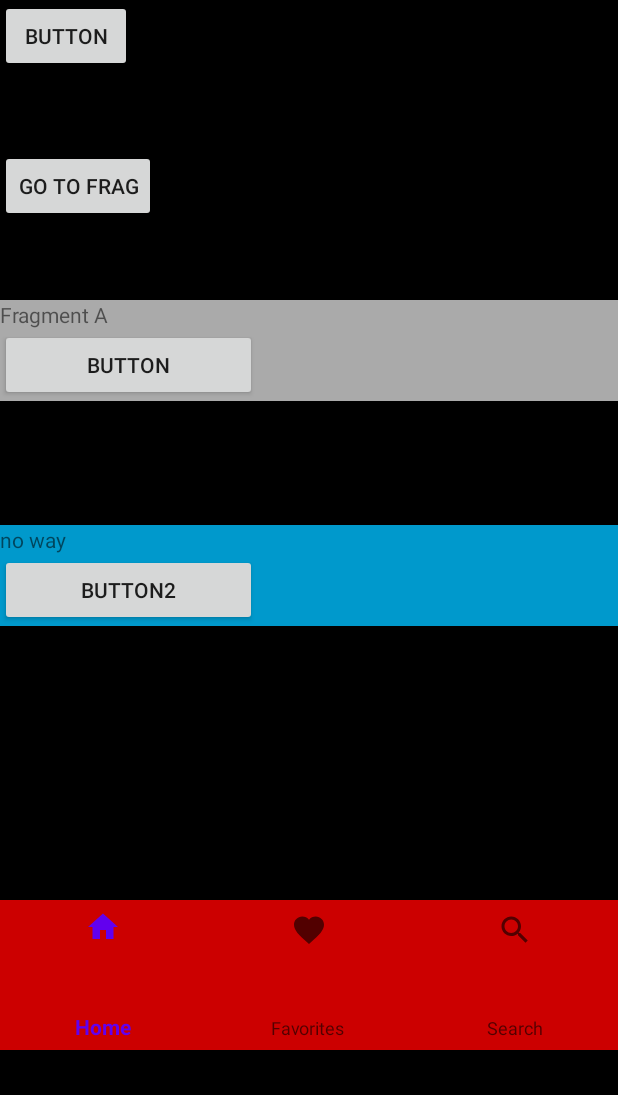
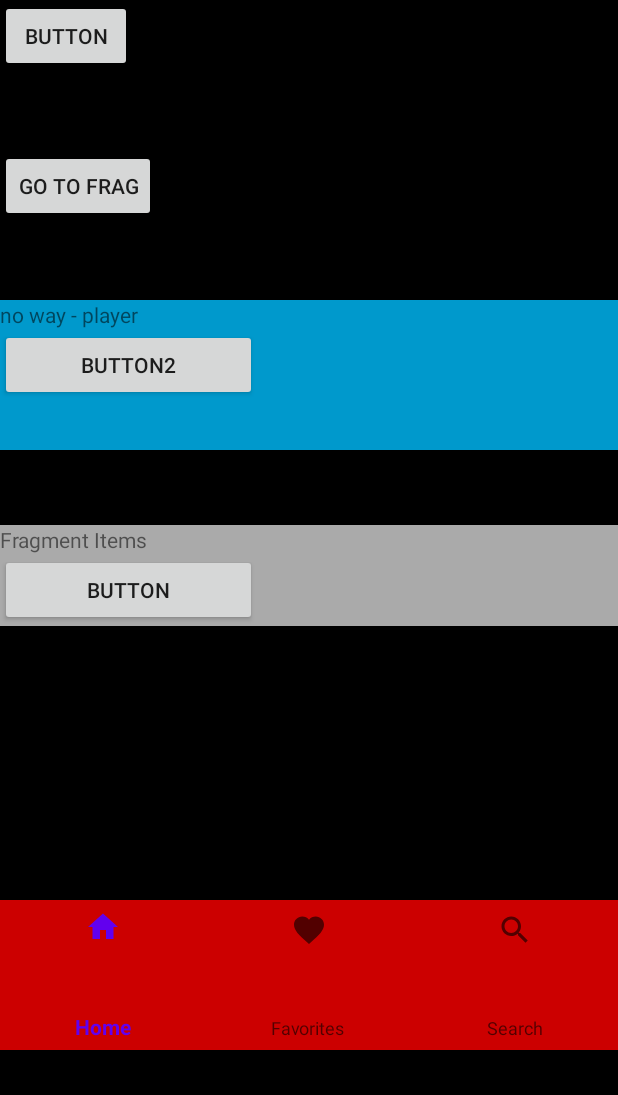
Before and after one commit to Brodski/MediaPlayer, an Android app: the screen it shows after launch (MainActivity), after a tap on "GO TO FRAG", on a phone screen of 412 x 824 dp, the part 84-1179 px from its top. Run offline under Robolectric (Android 15) with nearby library versions, the phone set to English and light mode, and no system bars; plain views replace PlayerView; 7 statements that could not run were skipped.

Commit message:
removed improper frag to frag comms

```diff
--- a/app/src/main/java/com/example/mediaplayer/ItemsFragment.kt
+++ b/app/src/main/java/com/example/mediaplayer/ItemsFragment.kt
@@ -24,40 +24,24 @@ private const val ARG_PARAM2 = "param2"
  * create an instance of this fragment.
  */
 class ItemsFragment : Fragment() {
-    private var listener: FragmentItemsListener? = null
+
     private lateinit var textView: TextView
     private lateinit var btnOkay: Button
 
-    interface FragmentItemsListener {
-        fun onInputItemsSent(input: CharSequence)
-    }
-
-    @Throws(IOException::class)
     override fun onAttach(context: Context) {
         super.onAttach(context)
-        Log.e(TAG, "onAttach() Items")
-        if (context is FragmentItemsListener) {
-            listener = context as FragmentItemsListener
-        } else {
-            throw RuntimeException(context.toString() + "must implement FragmentItemsListener")
-        }
     }
 
     override fun onCreate(savedInstanceState: Bundle?) {
         super.onCreate(savedInstanceState)
         Log.e(TAG, "onCreate() Items")
-
     }
 
     override fun onDetach() {
         super.onDetach()
-        listener = null
+      //  listener = null
     }
 
-    fun updateEditTest(newText: CharSequence){
-        Log.e(TAG ,"recieved soemthing")
-        Log.e(TAG , newText.toString())
-    }
 
     override fun onCreateView( inflater: LayoutInflater, container: ViewGroup?, savedInstanceState: Bundle? ): View? {
         // Inflate the layout for this fragment
--- a/app/src/main/java/com/example/mediaplayer/MainActivity.kt
+++ b/app/src/main/java/com/example/mediaplayer/MainActivity.kt
@@ -42,7 +42,7 @@ import java.io.File
 // https://codelabs.developers.google.com/codelabs/exoplayer-intro/#2
 // Notification
 // https://dev.to/mgazar_/playing-local-and-remote-media-files-on-android-using-exoplayer-g3a
-class MainActivity : AppCompatActivity(), IMainActivity, ItemsFragment.FragmentItemsListener, VideoFragment.FragmentItemsListener {
+class MainActivity : AppCompatActivity(), IMainActivity {
 
     data class AudioFile(val uri: Uri,
                          val title: String,
@@ -67,15 +67,11 @@ class MainActivity : AppCompatActivity(), IMainActivity, ItemsFragment.FragmentI
 
     lateinit var fragmentContainer: FrameLayout
     lateinit var itemsFragment: ItemsFragment
-    lateinit var videoFragment: VideoFragment
+    lateinit var playerFragment: PlayerFragment
     lateinit var btnFrag: Button
-
-
     //lateinit var mIMainActivity: IMainActivity
 
     companion object { const val TAG = "MainActivity" }
-
-
 
     private val connection = object : ServiceConnection {
         override fun onServiceConnected(name: ComponentName?, service: IBinder?) {
@@ -142,7 +138,7 @@ class MainActivity : AppCompatActivity(), IMainActivity, ItemsFragment.FragmentI
 
         //multi fragments
         itemsFragment = ItemsFragment.newInstance("pp1,", "pp2")
-        videoFragment = VideoFragment.newInstance("pp1,", "pp2")
+        playerFragment = PlayerFragment.newInstance("pp1,", "pp2")
 
         // https://stackoverflow.com/questions/23017767/communicate-with-foreground-service-android
         var intent: Intent = Intent(this, AudioPlayerService::class.java)
@@ -344,19 +340,12 @@ class MainActivity : AppCompatActivity(), IMainActivity, ItemsFragment.FragmentI
         // this object lets us put the fragment into the layout
         supportFragmentManager
             .beginTransaction()
-            .replace(R.id.container_a, itemsFragment)
-            .replace(R.id.container_b, videoFragment)
+            .replace(R.id.container_b, itemsFragment)
+            .replace(R.id.container_a, playerFragment)
+            //.replace(R.id.container_itmes, playerFragment)
             //.addToBackStack(itemsFragment.toString())
             .setTransition(FragmentTransaction.TRANSIT_FRAGMENT_OPEN)
             .commit()
-    }
-
-    override fun onInputOtherSent(input: CharSequence) {
-        itemsFragment.updateEditTest(input)
-    }
-
-    override fun onInputItemsSent(input: CharSequence) {
-        videoFragment.updateEditTest(input)
     }
 
     override fun inflateFragment(fragmentTag: String, message: String) {
@@ -365,7 +354,7 @@ class MainActivity : AppCompatActivity(), IMainActivity, ItemsFragment.FragmentI
             doFragmentTransaction(fragment, fragmentTag, true, message);
         }
         else if (fragmentTag == "fragment_b") {
-            var fragment: VideoFragment = VideoFragment()
+            var fragment: PlayerFragment = PlayerFragment()
             doFragmentTransaction(fragment, fragmentTag, true, message);
         }
     }
@@ -379,6 +368,7 @@ class MainActivity : AppCompatActivity(), IMainActivity, ItemsFragment.FragmentI
         supportFragmentManager
             .beginTransaction()
             .replace(R.id.container_a, fragment)
+//          .replace(tag, fragment)
 //          .addToBackStack()
             .commit()
     }
--- a/app/src/main/java/com/example/mediaplayer/VideoFragment.kt
+++ b/app/src/main/java/com/example/mediaplayer/PlayerFragment.kt
@@ -1,7 +1,6 @@
 package com.example.mediaplayer
 
 import android.content.Context
-import android.nfc.Tag
 import android.os.Bundle
 import android.util.Log
 import androidx.fragment.app.Fragment
@@ -10,7 +9,6 @@ import android.view.View
 import android.view.ViewGroup
 import android.widget.Button
 import android.widget.TextView
-import android.widget.Toast
 import java.io.IOException
 import java.lang.RuntimeException
 
@@ -23,33 +21,21 @@ private const val ARG_PARAM2 = "param2"
  * Use the [ItemsFragment.newInstance] factory method to
  * create an instance of this fragment.
  */
-class VideoFragment : Fragment() {
-    private var listener: FragmentItemsListener? = null
+class PlayerFragment : Fragment() {
+    //private var listener: FragmentItemsListener? = null
     private lateinit var textView: TextView
     private lateinit var btnOkay: Button
 
-    interface FragmentItemsListener {
-        fun onInputOtherSent(input: CharSequence)
-    }
-
-    @Throws(IOException::class)
     override fun onAttach(context: Context) {
         super.onAttach(context)
-        if (context is FragmentItemsListener) {
-            listener = context as FragmentItemsListener
-        } else {
-            throw RuntimeException(context.toString() + "must implement FragmentItemsListener")
-        }
     }
 
     override fun onCreate(savedInstanceState: Bundle?) {
         super.onCreate(savedInstanceState)
-
     }
 
     override fun onDetach() {
         super.onDetach()
-        listener = null
     }
 
     fun updateEditTest(newText: CharSequence){
@@ -59,14 +45,13 @@ class VideoFragment : Fragment() {
 
     override fun onCreateView( inflater: LayoutInflater, container: ViewGroup?, savedInstanceState: Bundle? ): View? {
         // Inflate the layout for this fragment
-        var v: View = inflater.inflate(R.layout.fragmentb, container, false)
+        var v: View = inflater.inflate(R.layout.fragment_player, container, false)
         textView = v.findViewById(R.id.fragTextIdB)
         btnOkay = v.findViewById(R.id.btnB)
 
-
         var bundle: Bundle = this.arguments!!
         var x: String = textView.text.toString()
-        var x2 = "no way"
+        var x2 = "no way - player "
         if (bundle.containsKey("keyOther")) {
             x2 = x + bundle?.getString("keyOther").toString()
         }
@@ -78,33 +63,20 @@ class VideoFragment : Fragment() {
         val btn:Button = v.findViewById(R.id.btnB) as Button
         btn.setOnClickListener {
             Log.e(TAG, "FRAG OTHER CLICK")
-//            var input: CharSequence = "other fragment" as CharSequence
-//            listener?.onInputOtherSent(input)
-
-//            var bundle: Bundle = Bundle()
-//            bundle.putString("keyOther", " HI ")
-//            var frag: ItemsFragment = ItemsFragment()
-//            frag.arguments = bundle
-//            fragmentManager
-//                ?.beginTransaction()
-//                ?.replace(R.id.container_a, frag)
-//                ?.commit()
-
-
         }
         return v
     }
 
     companion object {
-        const val TAG = "VideoFragment"
+        const val TAG = "PlayerFragment"
         @JvmStatic
-        fun newInstance(param1: String, param2: String) : VideoFragment {
-            val videoFragment = VideoFragment()
+        fun newInstance(param1: String, param2: String) : PlayerFragment {
+            val playerFragment = PlayerFragment()
             val args = Bundle()
             args.putString(ARG_PARAM1, param1)
             args.putString(ARG_PARAM2, param2)
-            videoFragment.arguments = args
-            return videoFragment
+            playerFragment.arguments = args
+            return playerFragment
         }
     }
 
@@ -114,3 +86,13 @@ class VideoFragment : Fragment() {
 
 
 }
+//btn.setOnClickListener {
+//    Log.e(TAG, "FRAG OTHER CLICK")
+//            var bundle: Bundle = Bundle()
+//            bundle.putString("keyOther", " HI ")
+//            var frag: ItemsFragment = ItemsFragment()
+//            frag.arguments = bundle
+//            fragmentManager
+//                ?.beginTransaction()
+//                ?.replace(R.id.container_a, frag)
+//                ?.commit()
--- a/app/src/main/res/layout/activity_main.xml
+++ b/app/src/main/res/layout/activity_main.xml
@@ -40,8 +40,8 @@
             android:id="@+id/container_a"
             android:layout_width="match_parent"
             android:layout_height="100dp"
-            android:layout_marginTop="200dp"
-        />
+            android:layout_marginTop="200dp">
+        </FrameLayout>
 
         <FrameLayout
             android:id="@+id/container_b"
--- a/app/src/main/res/layout/fragment_items.xml
+++ b/app/src/main/res/layout/fragment_items.xml
@@ -12,7 +12,7 @@
         android:id="@+id/fragTextId"
         android:layout_width="match_parent"
         android:layout_height="wrap_content"
-        android:text="Fragment A" />
+        android:text="Fragment Items" />
 
     <Button
         android:id="@+id/btnA"
--- a/app/src/main/res/layout/fragmentb.xml
+++ b/app/src/main/res/layout/fragment_player.xml
@@ -3,17 +3,17 @@
     xmlns:tools="http://schemas.android.com/tools"
     android:clickable="true"
     android:layout_width="match_parent"
-    android:layout_height="wrap_content"
+    android:layout_height="match_parent"
     android:background="@android:color/holo_blue_dark"
     android:orientation="vertical"
-    tools:context=".OtherFragment"
+    tools:context=".PlayerFragment"
     >
 
     <TextView
         android:id="@+id/fragTextIdB"
         android:layout_width="match_parent"
         android:layout_height="wrap_content"
-        android:text="fragment B" />
+        android:text="fragment Player" />
 
     <Button
         android:id="@+id/btnB"
```
